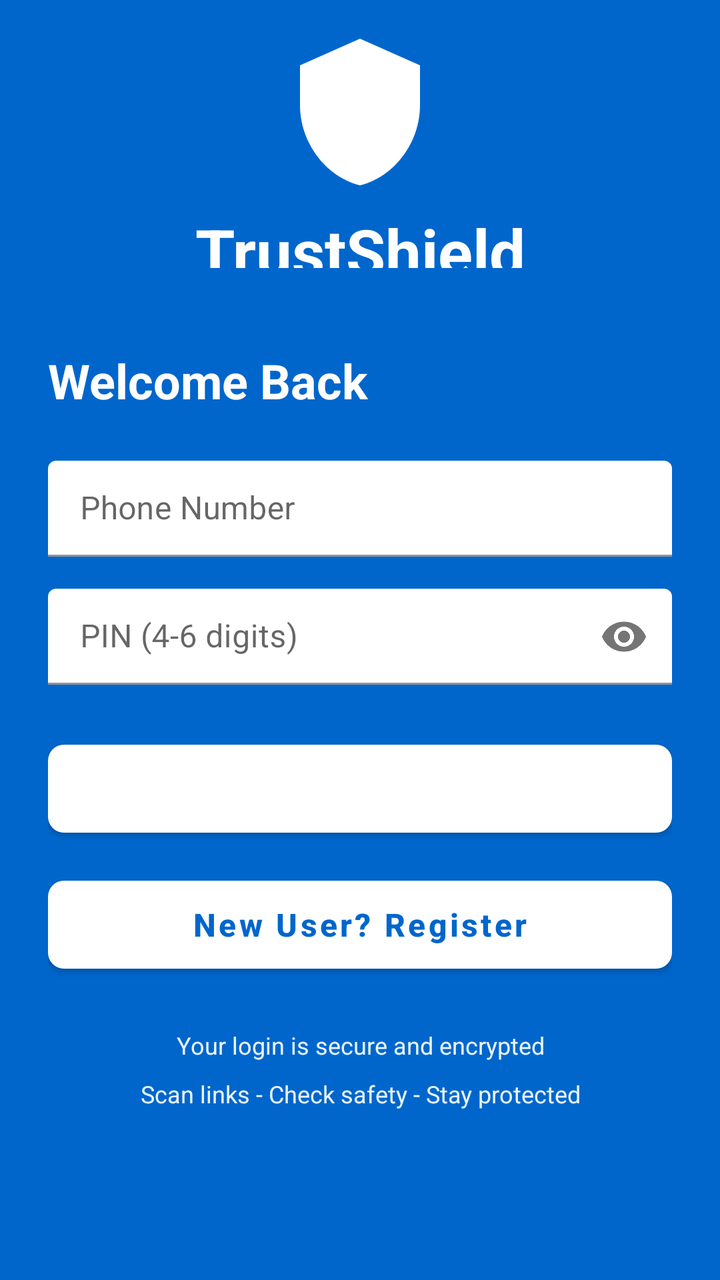
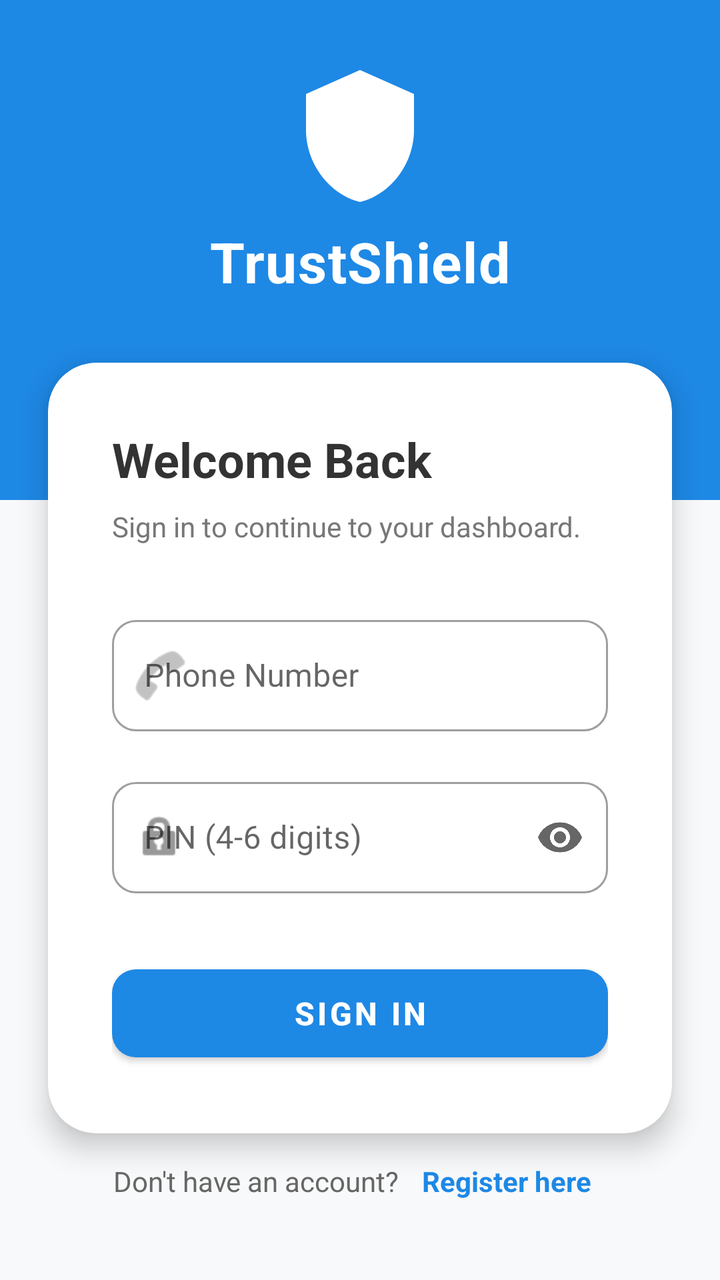

Screens rendered from an Android XML layout before and after an edit, with the pre-edit source and the edit as a unified diff.
<!-- AndroidManifest.xml: activity theme Theme.TrustShield.Login -->
<!-- res/layout/activity_login.xml -->
<?xml version="1.0" encoding="utf-8"?>
<LinearLayout xmlns:android="http://schemas.android.com/apk/res/android"
    xmlns:app="http://schemas.android.com/apk/res-auto"
    android:layout_width="match_parent"
    android:layout_height="match_parent"
    android:orientation="vertical"
    android:background="#0066CC">

    
    <LinearLayout
        android:layout_width="match_parent"
        android:layout_height="150dp"
        android:orientation="vertical"
        android:gravity="center"
        android:padding="16dp">

        <ImageView
            android:layout_width="80dp"
            android:layout_height="80dp"
            android:src="@drawable/ic_shield"
            android:contentDescription="Logo"
            android:tint="#FFFFFF" />

        <TextView
            android:layout_width="match_parent"
            android:layout_height="wrap_content"
            android:text="TrustShield"
            android:textSize="32sp"
            android:textStyle="bold"
            android:textColor="#FFFFFF"
            android:gravity="center"
            android:layout_marginTop="8dp" />

    </LinearLayout>

    
    <ScrollView
        android:layout_width="match_parent"
        android:layout_height="0dp"
        android:layout_weight="1">

        <LinearLayout
            android:layout_width="match_parent"
            android:layout_height="wrap_content"
            android:orientation="vertical"
            android:padding="24dp">

            
            <TextView
                android:layout_width="match_parent"
                android:layout_height="wrap_content"
                android:text="Welcome Back"
                android:textSize="24sp"
                android:textStyle="bold"
                android:textColor="#FFFFFF"
                android:layout_marginBottom="24dp" />

            
            <com.google.android.material.textfield.TextInputLayout
                android:layout_width="match_parent"
                android:layout_height="wrap_content"
                android:layout_marginBottom="16dp"
                android:hint="Phone Number"
                app:endIconMode="clear_text"
                app:boxBackgroundColor="#FFFFFF"
                app:boxStrokeColor="#0084FF"
                app:hintTextColor="#666666">

                <com.google.android.material.textfield.TextInputEditText
                    android:id="@+id/et_phone_number"
                    android:layout_width="match_parent"
                    android:layout_height="48dp"
                    android:inputType="phone"
                    android:textColor="#000000"
                    android:textSize="16sp" />

            </com.google.android.material.textfield.TextInputLayout>

            
            <com.google.android.material.textfield.TextInputLayout
                android:layout_width="match_parent"
                android:layout_height="wrap_content"
                android:layout_marginBottom="24dp"
                android:hint="PIN (4-6 digits)"
                app:endIconMode="password_toggle"
                app:boxBackgroundColor="#FFFFFF"
                app:boxStrokeColor="#0084FF"
                app:hintTextColor="#666666">

                <com.google.android.material.textfield.TextInputEditText
                    android:id="@+id/et_pin"
                    android:layout_width="match_parent"
                    android:layout_height="48dp"
                    android:inputType="numberPassword"
                    android:textColor="#000000"
                    android:textSize="16sp" />

            </com.google.android.material.textfield.TextInputLayout>

            
            <com.google.android.material.button.MaterialButton
                android:id="@+id/btn_login"
                android:layout_width="match_parent"
                android:layout_height="56dp"
                android:text="Login"
                android:textSize="16sp"
                android:textStyle="bold"
                android:textColor="#FFFFFF"
                app:cornerRadius="8dp"
                app:backgroundTint="#FFFFFF"
                android:textAllCaps="false" />

            
            <com.google.android.material.button.MaterialButton
                android:id="@+id/btn_register"
                android:layout_width="match_parent"
                android:layout_height="56dp"
                android:text="New User? Register"
                android:textSize="16sp"
                android:textStyle="bold"
                android:textColor="#0066CC"
                android:layout_marginTop="12dp"
                app:cornerRadius="8dp"
                app:backgroundTint="#FFFFFF"
                android:textAllCaps="false" />

            
            <TextView
                android:layout_width="match_parent"
                android:layout_height="wrap_content"
                android:text="Your login is secure and encrypted"
                android:textSize="12sp"
                android:textColor="#E8F4F8"
                android:gravity="center"
                android:layout_marginTop="24dp" />

            <TextView
                android:layout_width="match_parent"
                android:layout_height="wrap_content"
                android:text="Scan links - Check safety - Stay protected"
                android:textSize="12sp"
                android:textColor="#E8F4F8"
                android:gravity="center"
                android:layout_marginTop="8dp" />

        </LinearLayout>

    </ScrollView>

</LinearLayout>
<!-- resources referenced by this layout -->
<resources>
  <!-- drawable ic_shield (drawable) -->
  <?xml version="1.0" encoding="utf-8"?>
  <vector xmlns:android="http://schemas.android.com/apk/res/android"
      android:width="24dp"
      android:height="24dp"
      android:viewportWidth="24"
      android:viewportHeight="24">
      <path
          android:fillColor="#2196F3"
          android:pathData="M12,1L3,5v6c0,5.55 3.84,10.74 9,12 5.16,-1.26 9,-6.45 9,-12V5l-9,-4z" />
  </vector>
  <style name="Theme.TrustShield.Login" parent="Theme.TrustShield">
          <item name="android:windowNoTitle">true</item>
          <item name="android:windowActionBar">false</item>
          <item name="android:windowFullscreen">false</item>
      </style>
  <style name="Theme.TrustShield" parent="Theme.MaterialComponents.Light.NoActionBar">
          <item name="colorPrimary">@android:color/holo_blue_dark</item>
          <item name="colorPrimaryVariant">@android:color/holo_blue_dark</item>
          <item name="colorSecondary">@android:color/holo_blue_bright</item>
          <item name="colorSecondaryVariant">@android:color/holo_blue_bright</item>
          <item name="colorError">#B00020</item>
          <item name="colorSurface">#FFFFFF</item>
          <item name="colorOnPrimary">#FFFFFF</item>
          <item name="colorOnSecondary">#FFFFFF</item>
          <item name="colorOnError">#FFFFFF</item>
          <item name="colorOnSurface">#000000</item>
      </style>
</resources>

<!-- the commit's change to res/layout/activity_login.xml (unified diff, before → after) -->
@@ -1,100 +1,126 @@
 <?xml version="1.0" encoding="utf-8"?>
-<LinearLayout xmlns:android="http://schemas.android.com/apk/res/android"
+<androidx.constraintlayout.widget.ConstraintLayout xmlns:android="http://schemas.android.com/apk/res/android"
     xmlns:app="http://schemas.android.com/apk/res-auto"
     android:layout_width="match_parent"
     android:layout_height="match_parent"
-    android:orientation="vertical"
-    android:background="#0066CC">
+    android:background="#F8F9FA">
 
     
-    <LinearLayout
+    <View
+        android:id="@+id/header_bg"
         android:layout_width="match_parent"
-        android:layout_height="150dp"
-        android:orientation="vertical"
-        android:gravity="center"
-        android:padding="16dp">
+        android:layout_height="250dp"
+        android:background="#1E88E5"
+        app:layout_constraintTop_toTopOf="parent" />
 
-        <ImageView
-            android:layout_width="80dp"
-            android:layout_height="80dp"
-            android:src="@drawable/ic_shield"
-            android:contentDescription="Logo"
-            android:tint="#FFFFFF" />
+    <ImageView
+        android:id="@+id/logo_icon"
+        android:layout_width="72dp"
+        android:layout_height="72dp"
+        android:src="@drawable/ic_shield"
+        android:contentDescription="Logo"
+        app:tint="#FFFFFF"
+        android:layout_marginTop="32dp"
+        app:layout_constraintEnd_toEndOf="parent"
+        app:layout_constraintStart_toStartOf="parent"
+        app:layout_constraintTop_toTopOf="parent" />
 
-        <TextView
-            android:layout_width="match_parent"
-            android:layout_height="wrap_content"
-            android:text="TrustShield"
-            android:textSize="32sp"
-            android:textStyle="bold"
-            android:textColor="#FFFFFF"
-            android:gravity="center"
-            android:layout_marginTop="8dp" />
-
-    </LinearLayout>
+    <TextView
+        android:id="@+id/app_title"
+        android:layout_width="wrap_content"
+        android:layout_height="wrap_content"
+        android:text="TrustShield"
+        android:textSize="28sp"
+        android:textStyle="bold"
+        android:textColor="#FFFFFF"
+        android:letterSpacing="0.02"
+        android:layout_marginTop="8dp"
+        app:layout_constraintEnd_toEndOf="parent"
+        app:layout_constraintStart_toStartOf="parent"
+        app:layout_constraintTop_toBottomOf="@+id/logo_icon" />
 
     
-    <ScrollView
+    <com.google.android.material.card.MaterialCardView
         android:layout_width="match_parent"
-        android:layout_height="0dp"
-        android:layout_weight="1">
+        android:layout_height="wrap_content"
+        android:layout_marginHorizontal="24dp"
+        android:layout_marginTop="32dp"
+        app:cardCornerRadius="24dp"
+        app:cardElevation="8dp"
+        app:cardBackgroundColor="#FFFFFF"
+        app:layout_constraintTop_toBottomOf="@+id/app_title"
+        app:layout_constraintStart_toStartOf="parent"
+        app:layout_constraintEnd_toEndOf="parent">
 
         <LinearLayout
             android:layout_width="match_parent"
             android:layout_height="wrap_content"
             android:orientation="vertical"
-            android:padding="24dp">
+            android:padding="32dp">
 
-            
             <TextView
                 android:layout_width="match_parent"
                 android:layout_height="wrap_content"
                 android:text="Welcome Back"
                 android:textSize="24sp"
                 android:textStyle="bold"
-                android:textColor="#FFFFFF"
-                android:layout_marginBottom="24dp" />
+                android:textColor="#333333"
+                android:layout_marginBottom="8dp" />
+                
+            <TextView
+                android:layout_width="match_parent"
+                android:layout_height="wrap_content"
+                android:text="Sign in to continue to your dashboard."
+                android:textSize="14sp"
+                android:textColor="#777777"
+                android:layout_marginBottom="32dp" />
 
             
             <com.google.android.material.textfield.TextInputLayout
+                style="@style/Widget.MaterialComponents.TextInputLayout.OutlinedBox"
                 android:layout_width="match_parent"
                 android:layout_height="wrap_content"
-                android:layout_marginBottom="16dp"
+                android:layout_marginBottom="20dp"
                 android:hint="Phone Number"
+                app:startIconDrawable="@android:drawable/ic_menu_call"
+                app:startIconTint="#999999"
                 app:endIconMode="clear_text"
-                app:boxBackgroundColor="#FFFFFF"
-                app:boxStrokeColor="#0084FF"
-                app:hintTextColor="#666666">
+                app:boxCornerRadiusTopStart="12dp"
+                app:boxCornerRadiusTopEnd="12dp"
+                app:boxCornerRadiusBottomStart="12dp"
+                app:boxCornerRadiusBottomEnd="12dp">
 
                 <com.google.android.material.textfield.TextInputEditText
                     android:id="@+id/et_phone_number"
                     android:layout_width="match_parent"
-                    android:layout_height="48dp"
+                    android:layout_height="wrap_content"
                     android:inputType="phone"
-                    android:textColor="#000000"
+                    android:textColor="#333333"
                     android:textSize="16sp" />
-
             </com.google.android.material.textfield.TextInputLayout>
 
             
             <com.google.android.material.textfield.TextInputLayout
+                style="@style/Widget.MaterialComponents.TextInputLayout.OutlinedBox"
                 android:layout_width="match_parent"
                 android:layout_height="wrap_content"
-                android:layout_marginBottom="24dp"
+                android:layout_marginBottom="32dp"
                 android:hint="PIN (4-6 digits)"
+                app:startIconDrawable="@android:drawable/ic_lock_idle_lock"
+                app:startIconTint="#999999"
                 app:endIconMode="password_toggle"
-                app:boxBackgroundColor="#FFFFFF"
-                app:boxStrokeColor="#0084FF"
-                app:hintTextColor="#666666">
+                app:boxCornerRadiusTopStart="12dp"
+                app:boxCornerRadiusTopEnd="12dp"
+                app:boxCornerRadiusBottomStart="12dp"
+                app:boxCornerRadiusBottomEnd="12dp">
 
                 <com.google.android.material.textfield.TextInputEditText
                     android:id="@+id/et_pin"
                     android:layout_width="match_parent"
-                    android:layout_height="48dp"
+                    android:layout_height="wrap_content"
                     android:inputType="numberPassword"
-                    android:textColor="#000000"
+                    android:textColor="#333333"
                     android:textSize="16sp" />
-
             </com.google.android.material.textfield.TextInputLayout>
 
             
@@ -102,49 +128,51 @@
                 android:id="@+id/btn_login"
                 android:layout_width="match_parent"
                 android:layout_height="56dp"
-                android:text="Login"
+                android:text="Sign In"
                 android:textSize="16sp"
                 android:textStyle="bold"
-                android:textColor="#FFFFFF"
-                app:cornerRadius="8dp"
-                app:backgroundTint="#FFFFFF"
-                android:textAllCaps="false" />
+                app:cornerRadius="12dp"
+                app:backgroundTint="#1E88E5" />
 
-            
-            <com.google.android.material.button.MaterialButton
-                android:id="@+id/btn_register"
-                android:layout_width="match_parent"
-                android:layout_height="56dp"
-                android:text="New User? Register"
-                android:textSize="16sp"
-                android:textStyle="bold"
-                android:textColor="#0066CC"
-                android:layout_marginTop="12dp"
-                app:cornerRadius="8dp"
-                app:backgroundTint="#FFFFFF"
-                android:textAllCaps="false" />
-
-            
-            <TextView
-                android:layout_width="match_parent"
-                android:layout_height="wrap_content"
-                android:text="Your login is secure and encrypted"
-                android:textSize="12sp"
-                android:textColor="#E8F4F8"
-                android:gravity="center"
-                android:layout_marginTop="24dp" />
-
-            <TextView
-                android:layout_width="match_parent"
-                android:layout_height="wrap_content"
-                android:text="Scan links - Check safety - Stay protected"
-                android:textSize="12sp"
-                android:textColor="#E8F4F8"
-                android:gravity="center"
-                android:layout_marginTop="8dp" />
+            <ProgressBar
+                android:id="@+id/progress_bar"
+                android:layout_width="40dp"
+                android:layout_height="40dp"
+                android:layout_gravity="center"
+                android:layout_marginTop="-48dp"
+                android:visibility="gone"
+                android:elevation="2dp"
+                android:indeterminateTint="#FFFFFF" />
 
         </LinearLayout>
+    </com.google.android.material.card.MaterialCardView>
 
-    </ScrollView>
+    
+    <LinearLayout
+        android:layout_width="wrap_content"
+        android:layout_height="wrap_content"
+        android:orientation="horizontal"
+        android:layout_marginBottom="32dp"
+        app:layout_constraintBottom_toBottomOf="parent"
+        app:layout_constraintEnd_toEndOf="parent"
+        app:layout_constraintStart_toStartOf="parent">
 
-</LinearLayout>
+        <TextView
+            android:layout_width="wrap_content"
+            android:layout_height="wrap_content"
+            android:text="Don't have an account? "
+            android:textColor="#666666"
+            android:textSize="14sp" />
+
+        <TextView
+            android:id="@+id/btn_register"
+            android:layout_width="wrap_content"
+            android:layout_height="wrap_content"
+            android:text="Register here"
+            android:textColor="#1E88E5"
+            android:textStyle="bold"
+            android:textSize="14sp"
+            android:padding="8dp" />
+    </LinearLayout>
+
+</androidx.constraintlayout.widget.ConstraintLayout>
